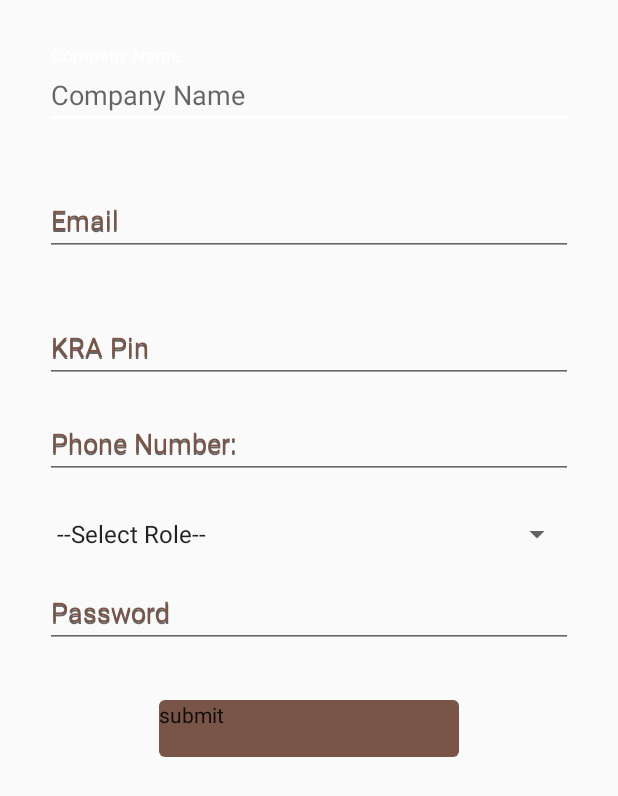
After one commit to zmwas/OlolaaAndroid, an Android app: the layout activity_register_user.xml on its own in the app's theme, with its tools: preview values and no code run, on a phone screen of 412 x 824 dp. The commit adds this screen. Shown: the top 796 px of the screen. Run offline under Robolectric (Android 15) with nearby library versions, the phone set to English and light mode, and no system bars.

Commit message:
Add login and sign up layouts

```diff
--- /dev/null
+++ b/app/src/main/res/layout/activity_register_user.xml
@@ -0,0 +1,155 @@
+<?xml version="1.0" encoding="utf-8"?>
+<layout xmlns:android="http://schemas.android.com/apk/res/android"
+    xmlns:app="http://schemas.android.com/apk/res-auto"
+    xmlns:bind="http://schemas.android.com/tools">
+
+    <data>
+
+        <import type="android.view.View" />
+
+        <variable
+            name="viewModel"
+            type="com.ololaa.ololaa.user.UserViewModel" />
+    </data>
+
+    <ScrollView
+        android:layout_width="match_parent"
+        android:layout_height="match_parent">
+
+        <LinearLayout
+            android:layout_width="match_parent"
+            android:layout_height="wrap_content"
+            android:orientation="vertical"
+            android:padding="30dp">
+
+
+            <android.support.design.widget.TextInputLayout
+                android:layout_width="match_parent"
+                android:layout_height="wrap_content"
+                android:layout_marginBottom="8dp"
+                android:hint="@string/company_name"
+                android:text="@string/company_name"
+                android:textColorHint="@color/colorPrimary"
+                app:Error="@{viewModel.errorCompanyName}"
+                app:errorEnabled="true">
+
+                <android.support.v7.widget.AppCompatEditText
+                    android:id="@+id/company_name"
+                    android:layout_width="match_parent"
+                    android:layout_height="wrap_content"
+                    android:layout_weight="1"
+                    android:hint="@string/company_name"
+                    android:inputType="text"
+                    android:text="@={viewModel.companyName}" />
+
+            </android.support.design.widget.TextInputLayout>
+
+            <android.support.design.widget.TextInputLayout
+                android:layout_width="match_parent"
+                android:layout_height="wrap_content"
+                android:layout_marginBottom="8dp"
+                android:hint="@string/email"
+                android:text="@string/email"
+                android:textColorHint="@color/colorPrimary"
+                app:Error="@{viewModel.errorEmail}"
+                app:errorEnabled="true">
+
+                <android.support.v7.widget.AppCompatEditText
+                    android:id="@+id/email"
+                    android:layout_width="match_parent"
+                    android:layout_height="wrap_content"
+                    android:layout_weight="1"
+                    android:hint="@string/email"
+                    android:inputType="text"
+                    android:text="@={viewModel.email}" />
+
+            </android.support.design.widget.TextInputLayout>
+
+            <android.support.design.widget.TextInputLayout
+                android:layout_width="match_parent"
+                android:layout_height="wrap_content"
+                android:layout_marginBottom="8dp"
+                android:hint="@string/kra_pin"
+                android:textColorHint="@color/colorPrimary"
+                app:Error="@{viewModel.errorKraPin}"
+                app:errorEnabled="false">
+
+                <android.support.v7.widget.AppCompatEditText
+                    android:id="@+id/kra_pin"
+                    android:layout_width="match_parent"
+                    android:layout_height="wrap_content"
+                    android:layout_weight="1"
+                    android:hint="@string/kra_pin"
+                    android:inputType="text"
+                    android:text="@{viewModel.kraPin}" />
+
+            </android.support.design.widget.TextInputLayout>
+
+            <android.support.design.widget.TextInputLayout
+                android:layout_width="match_parent"
+                android:layout_height="wrap_content"
+                android:layout_marginBottom="8dp"
+                android:hint="@string/phone_number"
+                android:text="@string/phone_number"
+                android:textColorHint="@color/colorPrimary"
+                app:Error="@{viewModel.errorPhoneNumber}"
+                app:errorEnabled="false">
+
+                <android.support.v7.widget.AppCompatEditText
+                    android:id="@+id/phone_number"
+                    android:layout_width="match_parent"
+                    android:layout_height="wrap_content"
+                    android:layout_weight="1"
+                    android:hint="@string/phone_number"
+                    android:inputType="text"
+                    android:text="@{viewModel.phoneNumber}" />
+
+            </android.support.design.widget.TextInputLayout>
+
+            <android.support.design.widget.TextInputLayout
+                android:layout_width="match_parent"
+                android:layout_height="wrap_content"
+                android:layout_marginBottom="8dp"
+                android:hint="@string/role"
+                android:text="@string/role"
+                android:textColorHint="@color/colorPrimary"
+                app:Error="@{viewModel.errorRole}"
+                app:errorEnabled="true">
+
+               <android.support.v7.widget.AppCompatSpinner
+                   android:layout_width="match_parent"
+                   android:layout_height="wrap_content"
+                   android:entries="@array/roles"
+                   android:textSize="20sp"
+                   bind:selectedValue="@={viewModel.role}"
+                   bind:selectedValuePosition="@={viewModel.rolePos}"
+                   />
+            </android.support.design.widget.TextInputLayout>
+
+            <android.support.design.widget.TextInputLayout
+                android:id="@+id/password_Til"
+                android:layout_width="match_parent"
+                android:layout_height="wrap_content"
+                android:layout_marginBottom="8dp"
+                android:hint="@string/password"
+                android:textColorHint="@color/colorPrimary"
+                app:Error="@{viewModel.errorFirstAvailableDate}"
+                app:errorEnabled="true"
+                app:layout_constraintTop_toTopOf="parent">
+
+                <EditText
+                    android:id="@+id/password"
+                    android:layout_width="match_parent"
+                    android:layout_height="wrap_content"
+                    android:hint="@string/password"
+                    android:text="@={viewModel.password}" />
+            </android.support.design.widget.TextInputLayout>
+
+            <android.support.design.button.MaterialButton
+                android:layout_width="200dp"
+                android:layout_height="50dp"
+                android:layout_gravity="center_horizontal"
+                android:text="@string/submit" />
+        </LinearLayout>
+    </ScrollView>
+</layout>
--- a/app/src/main/res/values/strings.xml
+++ b/app/src/main/res/values/strings.xml
@@ -1,4 +1,10 @@
 <resources>
+    <string-array name="roles">
+        <item>--Select Role--</item>
+        <item>Customer</item>
+        <item>Transporter</item>
+    </string-array>
+
     <string name="app_name">Ololaa</string>
     <string name="license_plate_number">License Plate Number</string>
     <string name="available_tonage">Available Tonage</string>
@@ -37,4 +43,7 @@
     <string name="truck_type">Truck Type</string>
     <string name="kra_pin">KRA Pin</string>
     <string name="email">Email</string>
+    <string name="company_name">Company Name</string>
+    <string name="role">Role</string>
+    <string name="password">Password</string>
 </resources>
```
Also changed, not shown: app/src/main/java/com/ololaa/ololaa/common/bindingAdapters/SpinnerBindingUtil.java (added, +48 -0 lines), app/src/main/java/com/ololaa/ololaa/user/UserViewModel.java (+11 -0 lines), app/src/main/res/layout/activity_login_user.xml (added, +74 -0 lines).
